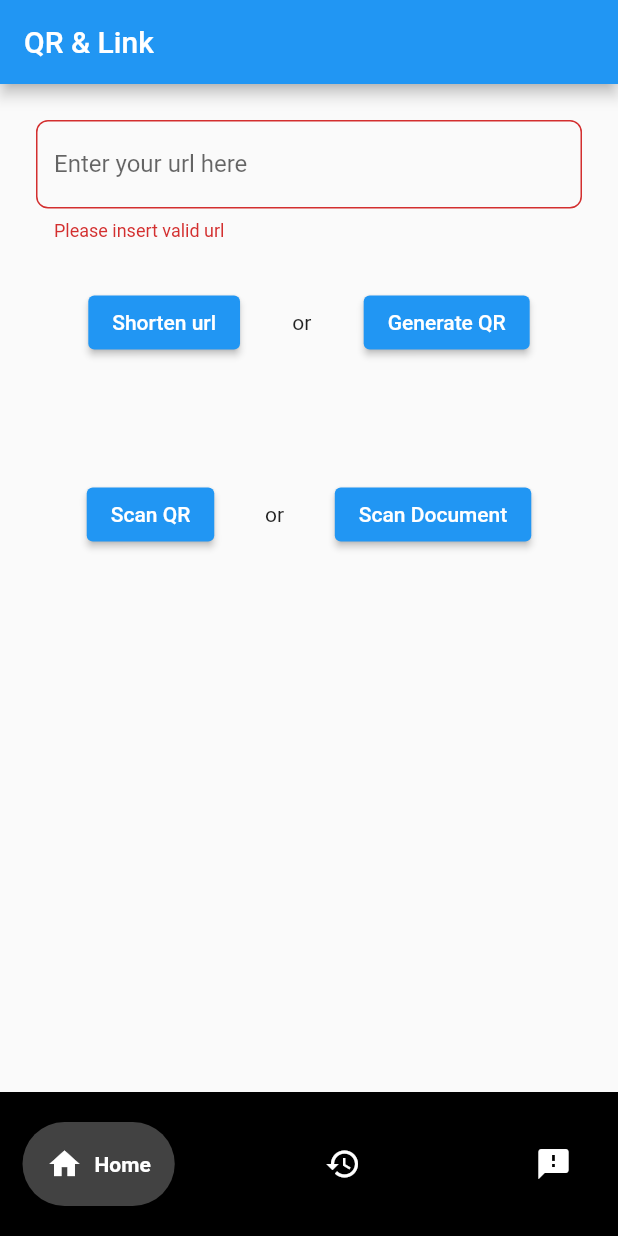
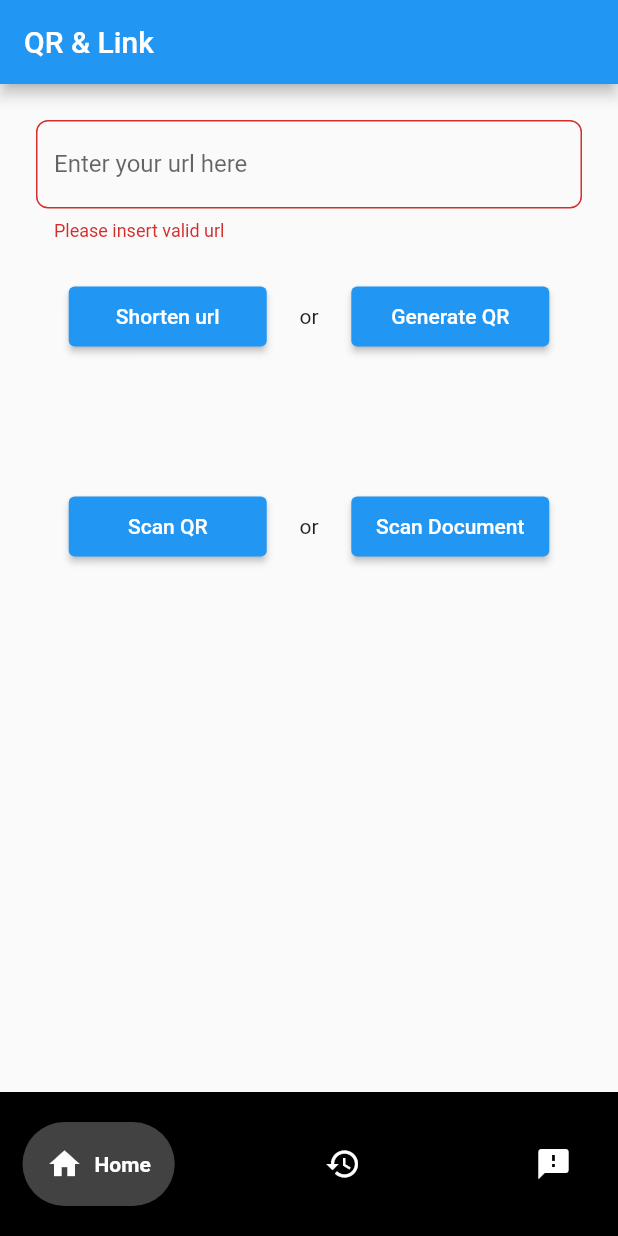
Before and after one commit to hakimhambali/shorten_url, a Flutter app: the screen it shows after launch, after a tap on "Shorten url", after a tap on "Scan Document", on a phone screen of 412 x 824 dp. Run offline on Flutter 3.47's test engine with Material 2 defaults, Android fonts, the phone set to English and light mode, and no system bars; drawn by our look-alikes of google_nav_bar; our stand-ins replace photo_view, share_plus; missing offline and left inert: clipboard, document_scanner_flutter, qr_code_scanner; statements that could not run were skipped; project files that could hold a hidden picture were left out.

Commit message:
partition container

```diff
--- a/lib/screens/home_body.dart
+++ b/lib/screens/home_body.dart
@@ -6,6 +6,7 @@ import 'package:document_scanner_flutter/document_scanner_flutter.dart';
 import 'package:flutter/material.dart';
 import 'package:flutter/services.dart';
 import 'package:share_plus/share_plus.dart';
+import 'package:shorten_url/screens/scan_document.dart';
 import 'package:shorten_url/screens/scan_qr.dart';
 import 'package:shorten_url/screens/view_qr.dart';
 
@@ -34,6 +35,10 @@ class _HomeBodyState extends State<HomeBody> {
         padding: const EdgeInsets.all(24.0),
         child: Column(
           children: [
+            Container(
+              // color: Colors.blue,
+              child: Column(
+                children: [
                   TextFormField(
                     controller: controller,
                     onChanged: (value) {
@@ -54,7 +59,10 @@ class _HomeBodyState extends State<HomeBody> {
                   Row(
                     mainAxisAlignment: MainAxisAlignment.spaceEvenly,
                     children: [
-                ElevatedButton(
+                      SizedBox(
+                        width: 132.0,
+                        height: 40.0,
+                        child: ElevatedButton(
                           onPressed: () async {
                             validate = validateURL(controller.text);
                             setState(() {});
@@ -66,7 +74,8 @@ class _HomeBodyState extends State<HomeBody> {
                                     context: context,
                                     builder: (context) {
                                       return AlertDialog(
-                                title: const Text('Url Shortened Successfully'),
+                                        title: const Text(
+                                            'Url Shortened Successfully'),
                                         content: SizedBox(
                                           height: 160,
                                           child: Column(
@@ -81,8 +90,8 @@ class _HomeBodyState extends State<HomeBody> {
                                                       // }
                                                     },
                                                     child: Container(
-                                              color:
-                                                  Colors.grey.withOpacity(.2),
+                                                      color: Colors.grey
+                                                          .withOpacity(.2),
                                                       child: Text(shortenedUrl),
                                                     ),
                                                   ),
@@ -90,37 +99,45 @@ class _HomeBodyState extends State<HomeBody> {
                                               ),
                                               Row(
                                                 mainAxisAlignment:
-                                            MainAxisAlignment.spaceEvenly,
+                                                    MainAxisAlignment
+                                                        .spaceEvenly,
                                                 children: [
                                                   IconButton(
                                                       onPressed: () {
-                                                Clipboard.setData(ClipboardData(
-                                                        text: shortenedUrl))
+                                                        Clipboard.setData(
+                                                                ClipboardData(
+                                                                    text:
+                                                                        shortenedUrl))
                                                             .then((_) => ScaffoldMessenger
                                                                     .of(context)
                                                                 .showSnackBar(
                                                                     const SnackBar(
-                                                                content: Text(
-                                                                    'Urls is copied to the clipboard'))));
+                                                                        content:
+                                                                            Text('Urls is copied to the clipboard'))));
                                                       },
-                                              icon: const Icon(Icons.copy)),
+                                                      icon: const Icon(
+                                                          Icons.copy)),
                                                   IconButton(
-                                              icon: const Icon(Icons.search),
+                                                      icon: const Icon(
+                                                          Icons.search),
                                                       onPressed: () {
-                                                var url =
-                                                    Uri.parse(shortenedUrl);
+                                                        var url = Uri.parse(
+                                                            shortenedUrl);
                                                         launchURL(url);
                                                       }),
                                                   IconButton(
-                                              icon: const Icon(Icons.share),
+                                                      icon: const Icon(
+                                                          Icons.share),
                                                       onPressed: () {
-                                                Share.share(shortenedUrl);
+                                                        Share.share(
+                                                            shortenedUrl);
                                                       }),
                                                 ],
                                               ),
                                               Row(
                                                 mainAxisAlignment:
-                                            MainAxisAlignment.spaceEvenly,
+                                                    MainAxisAlignment
+                                                        .spaceEvenly,
                                                 children: const [
                                                   Text('Copy'),
                                                   Text('Visit'),
@@ -128,19 +145,23 @@ class _HomeBodyState extends State<HomeBody> {
                                                 ],
                                               ),
                                               Padding(
-                                        padding:
-                                            const EdgeInsets.only(top: 25.0),
+                                                padding: const EdgeInsets.only(
+                                                    top: 25.0),
                                                 child: Row(
                                                   mainAxisAlignment:
-                                              MainAxisAlignment.spaceEvenly,
+                                                      MainAxisAlignment
+                                                          .spaceEvenly,
                                                   children: [
                                                     ElevatedButton.icon(
                                                         onPressed: () {
                                                           controller.clear();
-                                                  Navigator.pop(context);
+                                                          Navigator.pop(
+                                                              context);
                                                         },
-                                                icon: const Icon(Icons.close),
-                                                label: const Text('Close'))
+                                                        icon: const Icon(
+                                                            Icons.close),
+                                                        label:
+                                                            const Text('Close'))
                                                   ],
                                                 ),
                                               ),
@@ -160,8 +181,12 @@ class _HomeBodyState extends State<HomeBody> {
                           },
                           child: const Text('Shorten url'),
                         ),
+                      ),
                       const Text("or"),
-                ElevatedButton(
+                      SizedBox(
+                        width: 132.0,
+                        height: 40.0,
+                        child: ElevatedButton(
                           onPressed: () async {
                             validate = validateURL(controller.text);
                             setState(() {});
@@ -173,7 +198,8 @@ class _HomeBodyState extends State<HomeBody> {
                                     await shortenUrl(url: controller.text);
                                 if (generateQR != null) {
                                   Navigator.of(context).push(MaterialPageRoute(
-                              builder: (context) => ViewQR(controller.text)));
+                                      builder: (context) =>
+                                          ViewQR(controller.text)));
                                 }
                               } else {
                                 ScaffoldMessenger.of(context).showSnackBar(
@@ -186,38 +212,8 @@ class _HomeBodyState extends State<HomeBody> {
                           },
                           child: const Text('Generate QR'),
                         ),
-              ],
-            ),
-            Padding(
-              padding:
-                  const EdgeInsets.symmetric(vertical: 80.0, horizontal: 0.0),
-              child: Row(
-                mainAxisAlignment: MainAxisAlignment.spaceEvenly,
-                children: [
-                  ElevatedButton(
-                    onPressed: () async {
-                      Navigator.push(context,
-                          MaterialPageRoute(builder: (context) => ScanQR()));
-                    },
-                    child: const Text('Scan QR'),
-                  ),
-                  const Text("or"),
-                  ElevatedButton(
-                    onPressed: () async {
-                      try {
-                        File? scannedDoc = await DocumentScannerFlutter.launch(
-                            context,
-                            source: ScannerFileSource
-                                .CAMERA); // Or ScannerFileSource.GALLERY
-                        // `scannedDoc` will be the image file scanned from scanner
-                      } on PlatformException {
-                        // 'Failed to get document path or operation cancelled!';
-                      }
-                    },
-                    child: const Text('Scan Document'),
                       ),
                     ],
-              ),
                   ),
                   // Row(
                   //   children: [
@@ -232,6 +228,54 @@ class _HomeBodyState extends State<HomeBody> {
                   //     ),
                   //   ],
                   // ),
+                ],
+              ),
+            ),
+            const SizedBox(
+              height: 100,
+            ),
+            Container(
+              // color: Colors.red,
+              // child: Padding(
+              //   padding:
+              //       const EdgeInsets.symmetric(vertical: 80.0, horizontal: 0.0),
+              child: Row(
+                mainAxisAlignment: MainAxisAlignment.spaceEvenly,
+                children: [
+                  SizedBox(
+                    width: 132.0,
+                    height: 40.0,
+                    child: ElevatedButton(
+                      onPressed: () async {
+                        Navigator.push(context,
+                            MaterialPageRoute(builder: (context) => ScanQR()));
+                      },
+                      child: const Text('Scan QR'),
+                    ),
+                  ),
+                  const Text("or"),
+                  SizedBox(
+                    width: 132.0,
+                    height: 40.0,
+                    child: ElevatedButton(
+                      onPressed: () async {
+                        try {
+                          File? scannedDoc =
+                              await CustomDocumentScannerFlutter.launch(context,
+                                  source: ScannerFileSource
+                                      .CAMERA); // Or ScannerFileSource.GALLERY
+                          // `scannedDoc` will be the image file scanned from scanner
+                        } on PlatformException {
+                          // 'Failed to get document path or operation cancelled!';
+                        }
+                      },
+                      child: const Text('Scan Document'),
+                    ),
+                  ),
+                ],
+              ),
+              // ),
+            ),
           ],
         ),
       ),
--- a/lib/screens/scan_document.dart
+++ b/lib/screens/scan_document.dart
@@ -1,15 +1,14 @@
 import 'dart:async';
 import 'dart:io';
 
+import 'package:document_scanner_flutter/configs/configs.dart';
 import 'package:document_scanner_flutter/screens/pdf_generator_gallery.dart';
 import 'package:flutter/foundation.dart';
 import 'package:flutter/material.dart';
 import 'package:flutter/services.dart';
 
-import '../configs/configs.dart';
-
 /// Dcoument Scanner Class
-class DocumentScannerFlutter {
+class CustomDocumentScannerFlutter {
   static MethodChannel get _channel =>
       const MethodChannel('document_scanner_flutter');
 
@@ -28,6 +27,8 @@ class DocumentScannerFlutter {
       if (Platform.isIOS) {
         path = path.split('file://')[1];
       }
+      debugPrint("PATH: " + path);
+      //TODO: letak local notification kat sini
       return File(path);
     }
   }
@@ -62,7 +63,6 @@ class DocumentScannerFlutter {
     }
     return showModalBottomSheet<File>(
         context: context,
-        isDismissible: false,
         builder: (BuildContext bc) {
           return Container(
             child: new Wrap(
```
Lines whose indentation alone changed are shown as unchanged.
